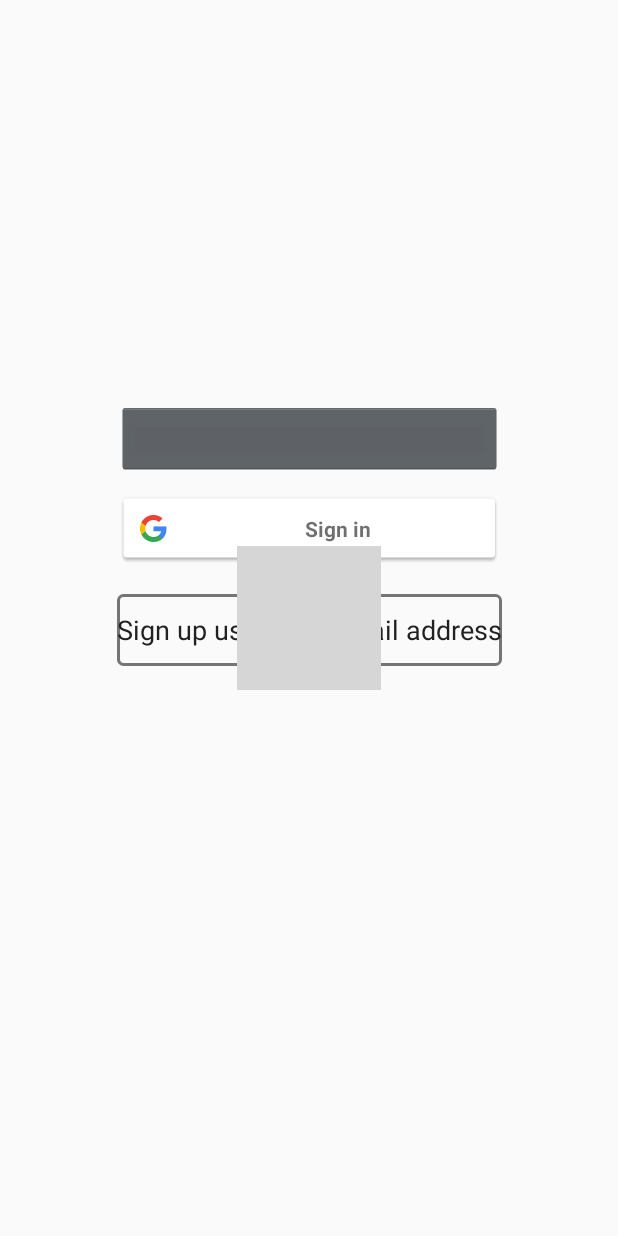
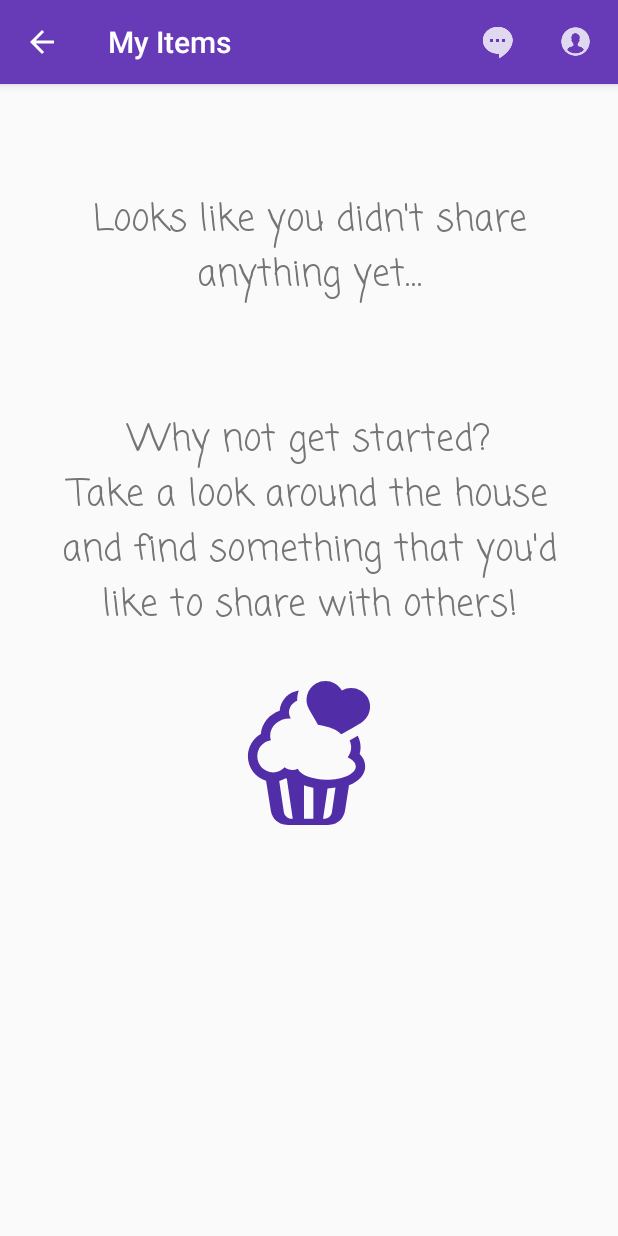
Before and after one commit to Technion236272/2019a-TakeCare, an Android app: the screen it shows after launch (LoginActivity before the commit, SharedItemsActivity after it), on a phone screen of 412 x 824 dp. Run offline under Robolectric (Android 15) with nearby library versions, the phone set to English and light mode, and no system bars; plain views replace LoginButton; Roboto replaces fonts that are not available here; grey boxes are pictures that could not be loaded.

Commit message:
ui for shareds items activity. close #18

```diff
--- a/app/src/main/AndroidManifest.xml
+++ b/app/src/main/AndroidManifest.xml
@@ -1,6 +1,8 @@
 <?xml version="1.0" encoding="utf-8"?>
 <manifest xmlns:android="http://schemas.android.com/apk/res/android"
     package="com.example.yuval.takecare">
+
+    <uses-permission android:name="android.permission.INTERNET" />
 
     <application
         android:allowBackup="true"
@@ -9,9 +11,7 @@
         android:roundIcon="@mipmap/ic_launcher_round"
         android:supportsRtl="true"
         android:theme="@style/AppTheme">
-        <activity android:name=".MainActivity">
-
-        </activity>
+        <activity android:name=".MainActivity"></activity>
 
         <meta-data
             android:name="preloaded_fonts"
@@ -22,33 +22,40 @@
             android:label="@string/title_activity_taker_menu"
             android:parentActivityName=".MainActivity"
             android:theme="@style/AppTheme">
+
             <meta-data
                 android:name="android.support.PARENT_ACTIVITY"
                 android:value="com.example.yuval.takecare.MainActivity" />
         </activity>
-        <activity android:name=".LoginActivity">
-            <intent-filter>
-                <action android:name="android.intent.action.MAIN" />
-                <category android:name="android.intent.category.LAUNCHER" />
-            </intent-filter>
-        </activity>
-        <meta-data android:name="com.facebook.sdk.ApplicationId"
-            android:value="@string/facebook_app_id"/>
+        <activity android:name=".LoginActivity"></activity>
 
-        <activity android:name="com.facebook.FacebookActivity"
-            android:configChanges=
-                "keyboard|keyboardHidden|screenLayout|screenSize|orientation"
+        <meta-data
+            android:name="com.facebook.sdk.ApplicationId"
+            android:value="@string/facebook_app_id" />
+
+        <activity
+            android:name="com.facebook.FacebookActivity"
+            android:configChanges="keyboard|keyboardHidden|screenLayout|screenSize|orientation"
             android:label="@string/app_name" />
         <activity
             android:name="com.facebook.CustomTabActivity"
             android:exported="true">
             <intent-filter>
                 <action android:name="android.intent.action.VIEW" />
+
                 <category android:name="android.intent.category.DEFAULT" />
                 <category android:name="android.intent.category.BROWSABLE" />
+
                 <data android:scheme="@string/fb_login_protocol_scheme" />
             </intent-filter>
         </activity>
+        <activity android:name=".SharedItemsActivity" android:label="@string/shared_items_menu_title">
+            <intent-filter>
+                <action android:name="android.intent.action.MAIN" />
+
+                <category android:name="android.intent.category.LAUNCHER" />
+            </intent-filter>
+        </activity>
     </application>
-    <uses-permission android:name="android.permission.INTERNET"/>
+
 </manifest>
--- a/app/src/main/java/com/example/yuval/takecare/LoginActivity.java
+++ b/app/src/main/java/com/example/yuval/takecare/LoginActivity.java
@@ -24,11 +24,11 @@ public class LoginActivity extends AppCompatActivity {
     }
 
     public void transition(View view) {
-        ConstraintSet constraintSet = new ConstraintSet();
+        /*ConstraintSet constraintSet = new ConstraintSet();
         constraintSet.clone(this,R.layout.activity_login2);
         TransitionManager tr = new TransitionManager();
         TransitionManager.beginDelayedTransition((ConstraintLayout) findViewById(R.id.shit));
-        constraintSet.applyTo((ConstraintLayout) findViewById(R.id.shit));
+        constraintSet.applyTo((ConstraintLayout) findViewById(R.id.shit));*/
 
     }
 }
--- /dev/null
+++ b/app/src/main/java/com/example/yuval/takecare/SharedItemsActivity.java
@@ -0,0 +1,72 @@
+package com.example.yuval.takecare;
+
+import android.support.v7.app.AppCompatActivity;
+import android.os.Bundle;
+import android.support.v7.widget.LinearLayoutManager;
+import android.support.v7.widget.RecyclerView;
+import android.support.v7.widget.Toolbar;
+import android.view.Menu;
+import android.view.MenuItem;
+import android.view.View;
+
+import java.util.ArrayList;
+import java.util.List;
+
+public class SharedItemsActivity extends AppCompatActivity {
+
+    private FeedRecyclerView recyclerView;
+    private RecyclerView.Adapter adapter;
+    private RecyclerView.LayoutManager layoutManager;
+
+    @Override
+    protected void onCreate(Bundle savedInstanceState) {
+        super.onCreate(savedInstanceState);
+        setContentView(R.layout.activity_shared_items);
+
+        Toolbar toolbar = (Toolbar) findViewById(R.id.shared_items_toolbar);
+        setSupportActionBar(toolbar);
+        if(getSupportActionBar() != null) {
+            getSupportActionBar().setDisplayHomeAsUpEnabled(true);
+            getSupportActionBar().setDisplayShowHomeEnabled(true);
+        }
+
+        setUpRecyclerView();
+    }
+
+    @Override
+    public boolean onOptionsItemSelected(MenuItem item) {
+        if (item.getItemId() == android.R.id.home) {
+            //TODO: create intent to move back to taker feed
+            super.onBackPressed();
+        }
+        return super.onOptionsItemSelected(item);
+    }
+
+    @Override
+    public boolean onCreateOptionsMenu(Menu menu) {
+        // Inflate the menu; this adds items to the action bar if it is present.
+        getMenuInflater().inflate(R.menu.taker_menu, menu);
+        return true;
+    }
+
+    private void setUpRecyclerView() {
+        recyclerView = (FeedRecyclerView) findViewById(R.id.taker_feed_list);
+        View emptyFeedView = findViewById(R.id.shared_items_empty_feed_view);
+        //Optimizing recycler view's performance:
+        recyclerView.setHasFixedSize(true);
+        recyclerView.setItemViewCacheSize(10);
+        recyclerView.setDrawingCacheEnabled(true);
+        recyclerView.setDrawingCacheQuality(View.DRAWING_CACHE_QUALITY_HIGH);
+
+        //TODO: properly implement factory with input stream once database is ready
+
+        layoutManager = new LinearLayoutManager(this);
+        recyclerView.setLayoutManager(layoutManager);
+
+        List<FeedCardInformation> cards = new ArrayList<>();
+        adapter = new TakerRVAdapter(cards); //List is still empty
+        recyclerView.setAdapter(adapter);
+        //Set the view to be displayed when the FeedRecyclerView is empty!
+        recyclerView.setEmptyView(emptyFeedView);
+    }
+}
--- a/app/src/main/java/com/example/yuval/takecare/TakerMenuActivity.java
+++ b/app/src/main/java/com/example/yuval/takecare/TakerMenuActivity.java
@@ -50,7 +50,7 @@ public class TakerMenuActivity extends AppCompatActivity
         fab.setOnClickListener(new View.OnClickListener() {
             @Override
             public void onClick(View view) {
-                Snackbar.make(view, "Replace with your own action", Snackbar.LENGTH_LONG)
+                Snackbar.make(view, "Should open the giver form", Snackbar.LENGTH_LONG)
                         .setAction("Action", null).show();
             }
         });
@@ -65,7 +65,7 @@ public class TakerMenuActivity extends AppCompatActivity
         NavigationView navigationView = (NavigationView) findViewById(R.id.nav_view);
         navigationView.setNavigationItemSelectedListener(this);
 
-        //Initialize three default checked items from the drawer
+        //Initialize three default checked items from the pickup drawer
         //Manipulating these items ensures that one item is always checked from each menu
         prevNavGroupItem = new MenuItem[3];
         prevNavGroupItem[0] = navigationView.getMenu().findItem(R.id.nav_feed_display);
@@ -74,9 +74,6 @@ public class TakerMenuActivity extends AppCompatActivity
         prevNavGroupItem[1].setChecked(true);
         prevNavGroupItem[2] = navigationView.getMenu().findItem(R.id.nav_any_pickup);
         prevNavGroupItem[2].setChecked(true);
-
-        ImageView arrow = (ImageView) findViewById(R.id.empty_feed_arrow);
-        arrow.setRotation(45);
 
         setUpRecyclerView();
     }
--- /dev/null
+++ b/app/src/main/res/drawable/ic_heart_purple.xml
@@ -0,0 +1,5 @@
+<vector android:height="96dp" android:tint="#512DA8"
+    android:viewportHeight="24.0" android:viewportWidth="24.0"
+    android:width="96dp" xmlns:android="http://schemas.android.com/apk/res/android">
+    <path android:fillColor="#FF000000" android:pathData="M12,21.35l-1.45,-1.32C5.4,15.36 2,12.28 2,8.5 2,5.42 4.42,3 7.5,3c1.74,0 3.41,0.81 4.5,2.09C13.09,3.81 14.76,3 16.5,3 19.58,3 22,5.42 22,8.5c0,3.78 -3.4,6.86 -8.55,11.54L12,21.35z"/>
+</vector>
--- /dev/null
+++ b/app/src/main/res/layout/activity_shared_items.xml
@@ -0,0 +1,73 @@
+<?xml version="1.0" encoding="utf-8"?>
+<android.support.constraint.ConstraintLayout xmlns:android="http://schemas.android.com/apk/res/android"
+    xmlns:app="http://schemas.android.com/apk/res-auto"
+    xmlns:tools="http://schemas.android.com/tools"
+    android:layout_width="match_parent"
+    android:layout_height="match_parent"
+    tools:context=".SharedItemsActivity">
+
+    <android.support.design.widget.AppBarLayout
+        android:layout_width="match_parent"
+        android:layout_height="wrap_content"
+        android:theme="@style/AppTheme.AppBarOverlay">
+
+        <android.support.v7.widget.Toolbar
+            android:id="@+id/shared_items_toolbar"
+            android:layout_width="match_parent"
+            android:layout_height="?attr/actionBarSize"
+            android:background="?attr/colorPrimary"
+            app:popupTheme="@style/AppTheme.PopupOverlay" />
+
+    </android.support.design.widget.AppBarLayout>
+
+    <com.example.yuval.takecare.FeedRecyclerView
+        android:id="@+id/taker_feed_list"
+        android:layout_width="match_parent"
+        android:layout_height="match_parent"
+        android:scrollbars="vertical" />
+
+    <ScrollView
+        android:id="@+id/shared_items_empty_feed_view"
+        android:layout_width="match_parent"
+        android:layout_height="match_parent">
+
+        <android.support.constraint.ConstraintLayout
+            android:layout_width="match_parent"
+            android:layout_height="wrap_content">
+s
+            <TextView
+                android:id="@+id/shared_items_empty_feed_text"
+                android:layout_width="350dp"
+                android:layout_height="wrap_content"
+                android:layout_marginStart="20dp"
+                android:layout_marginLeft="20dp"
+                android:layout_marginTop="8dp"
+                android:layout_marginEnd="20dp"
+                android:layout_marginRight="20dp"
+                android:layout_marginBottom="8dp"
+                android:fontFamily="casual"
+                android:gravity="center"
+                android:text="@string/shared_items_empty_feed_text"
+                android:textColor="@color/secondary_text"
+                android:textSize="24sp"
+                app:layout_constraintBottom_toBottomOf="parent"
+                app:layout_constraintEnd_toEndOf="parent"
+                app:layout_constraintStart_toStartOf="parent"
+                app:layout_constraintTop_toTopOf="parent" />
+
+
+            <ImageView
+                android:id="@+id/empty_feed_arrow"
+                android:layout_width="96dp"
+                android:layout_height="96dp"
+                android:layout_marginTop="32dp"
+                app:layout_constraintEnd_toEndOf="parent"
+                app:layout_constraintStart_toStartOf="parent"
+                app:layout_constraintTop_toBottomOf="@+id/shared_items_empty_feed_text"
+                app:srcCompat="@drawable/ic_heart_muffin" />
+
+        </android.support.constraint.ConstraintLayout>
+
+    </ScrollView>
+
+</android.support.constraint.ConstraintLayout>
--- a/app/src/main/res/values/strings.xml
+++ b/app/src/main/res/values/strings.xml
@@ -6,6 +6,15 @@
     <string name="text_take_role">Need Something?</string>
     <string name="text_give_role">Share Something?</string>
     <string name="font_title">serif</string>
+
+
+    <!--Activity title elements-->
+    <string name="taker_menu_title">TakeCare</string>
+    <string name="giver_menu_title">TakeCare</string>
+    <string name="shared_items_menu_title">My Items</string>
+    <string name="requested_items_menu_title">Requested Items</string>
+    <string name="user_favorites_menu_title">My Favorites</string>
+    <string name="user_profile_menu_title">My Profile</string>
 
 
     <!--Drawer elements-->
@@ -61,5 +70,10 @@
     <string name="empty_feed_text_1">Uh-oh…\n\nSeems like there are no nearby items available right now!\n\nThe good news is:"</string>
     <string name="empty_feed_text_2">you can share the first one!</string>
 
+
+    <!--Empty shared items feed elements-->
+    <string name="shared_items_empty_feed_text">Looks like you didn\'t share anything yet…\n\n\nWhy not get started?\nTake a look around the house and find something that you\'d like to share with others!</string>
+
+
     <!---->
 </resources>
```
